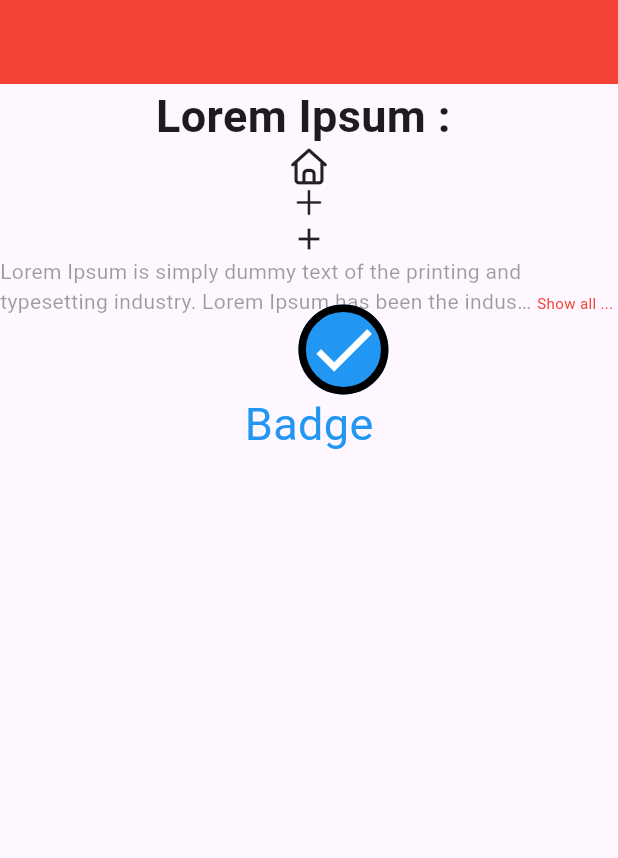
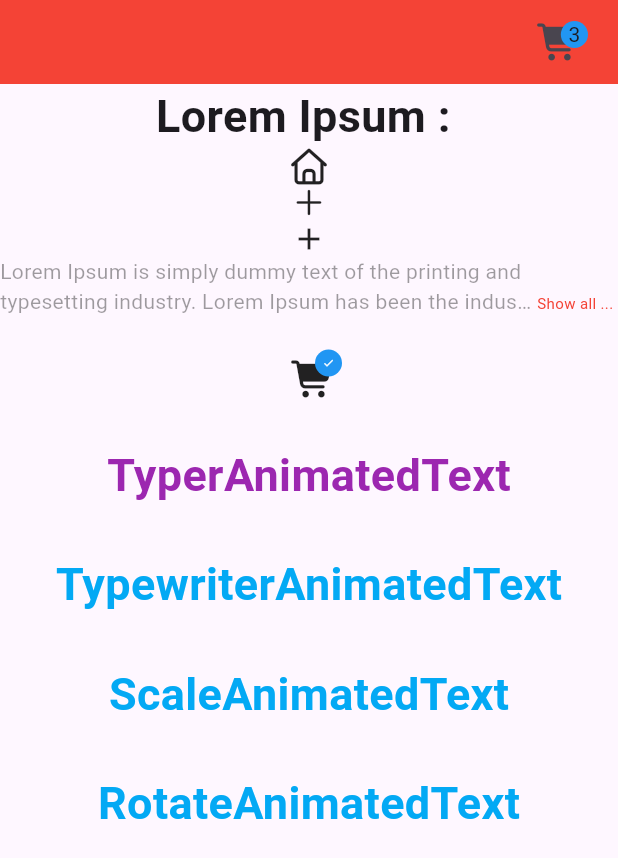
Before and after one commit to deyanzcoding/DeyanzFlutter, a Flutter app: the screen it shows after launch, on a phone screen of 412 x 824 dp. Shown: the top 858 px of the screen. Run offline on Flutter 3.47's test engine with Material 3 defaults, Android fonts, the light colour scheme and no system bars; drawn by our look-alikes of animated_text_kit, badges, readmore; our stand-ins replace font_awesome_flutter.

Commit message:
TextAnimatedKit practice

```diff
--- a/pub_dot_dev/lib/main.dart
+++ b/pub_dot_dev/lib/main.dart
@@ -1,3 +1,4 @@
+import 'package:animated_text_kit/animated_text_kit.dart';
 import 'package:badges/badges.dart' as badges;
 import 'package:flutter/cupertino.dart';
 import 'package:flutter/material.dart';
@@ -20,7 +21,33 @@ class _MyAppState extends State<MyApp> {
   Widget build(BuildContext context) {
     return MaterialApp(
       home: Scaffold(
-        appBar: AppBar(backgroundColor: Colors.red),
+        appBar: AppBar(backgroundColor: Colors.red,
+        actions: [
+          badges.Badge(
+            badgeContent: Text('3'),
+            badgeAnimation: badges.BadgeAnimation.fade(
+              animationDuration: Duration(seconds: 1),
+              colorChangeAnimationDuration: Duration(seconds: 1),
+              loopAnimation: false,
+              curve: Curves.fastOutSlowIn,
+              colorChangeAnimationCurve: Curves.easeInCubic,
+            ),
+            badgeStyle: badges.BadgeStyle(
+              shape: badges.BadgeShape.circle,
+              badgeColor: Colors.blue,
+              // borderSide: BorderSide(color: Colors.black, width: 5),
+              // borderGradient: badges.BadgeGradient.linear(
+              //   colors: [Colors.red, Colors.yellow],
+              //   begin: Alignment.topLeft,
+              //   end: Alignment.topRight,
+              // ),
+              elevation: 0,
+            ),
+            child: Icon(FontAwesomeIcons.cartShopping),
+          ),
+          SizedBox(width: 30,),
+        ],
+        ),
 
         body: SingleChildScrollView(
           child: Column(
@@ -44,9 +71,10 @@ class _MyAppState extends State<MyApp> {
                 lessStyle: TextStyle(color: Colors.red, fontSize: 10),
                 style: TextStyle(color: Colors.black38),
               ),
+              SizedBox(height: 30,),
               badges.Badge(
-                badgeContent: Icon(Icons.check, color: Colors.white, size: 50, ),
-                badgeAnimation: badges.BadgeAnimation.rotation(
+                badgeContent: Icon(Icons.check, color: Colors.white, size: 8, ),
+                badgeAnimation: badges.BadgeAnimation.fade(
                     animationDuration: Duration(seconds: 1),
                     colorChangeAnimationDuration: Duration(seconds: 1),
                   loopAnimation: false,
@@ -54,21 +82,57 @@ class _MyAppState extends State<MyApp> {
                   colorChangeAnimationCurve: Curves.easeInCubic,
                 ),
                 badgeStyle: badges.BadgeStyle(
-                  shape: badges.BadgeShape.instagram,
+                  shape: badges.BadgeShape.circle,
                   badgeColor: Colors.blue,
-                  borderSide: BorderSide(color: Colors.black, width: 5),
-                  borderGradient: badges.BadgeGradient.linear(
-                    colors: [Colors.red, Colors.yellow],
-                    begin: Alignment.topLeft,
-                    end: Alignment.topRight,
-                  ),
+                  // borderSide: BorderSide(color: Colors.black, width: 5),
+                  // borderGradient: badges.BadgeGradient.linear(
+                  //   colors: [Colors.red, Colors.yellow],
+                  //   begin: Alignment.topLeft,
+                  //   end: Alignment.topRight,
+                  // ),
                   elevation: 0,
                 ),
-                child: Padding(
-                  padding: const EdgeInsets.only(top: 50,),
-                  child: Text('Badge', style: TextStyle(color: Colors.blue, fontSize: 30),),
-                ),
+                child: Icon(FontAwesomeIcons.cartShopping),
               ),
+
+              SizedBox(height: 30,),
+
+              AnimatedTextKit(
+                animatedTexts: [
+                  TyperAnimatedText(
+                    'TyperAnimatedText',
+                    textStyle: TextStyle(fontSize: 30, fontWeight: FontWeight.bold, color: Colors.purple),
+                    speed: Duration(milliseconds: 500),
+                  ),
+                ],
+
+                totalRepeatCount: 4,
+                pause: Duration(milliseconds: 200),
+                displayFullTextOnTap: true,
+                stopPauseOnTap: true,
+              ),
+
+              SizedBox(height: 30,),
+
+              AnimatedTextKit(animatedTexts: [
+                TypewriterAnimatedText('TypewriterAnimatedText', textStyle:  TextStyle(fontSize: 30, fontWeight: FontWeight.bold, color: Colors.lightBlue))
+              ]),
+
+              SizedBox(height: 30,),
+
+
+              AnimatedTextKit(animatedTexts: [
+                ScaleAnimatedText('ScaleAnimatedText', textStyle:  TextStyle(fontSize: 30, fontWeight: FontWeight.bold, color: Colors.lightBlue))
+              ]),
+
+              SizedBox(height: 30,),
+
+              AnimatedTextKit(animatedTexts: [
+                RotateAnimatedText('RotateAnimatedText', textStyle:  TextStyle(fontSize: 30, fontWeight: FontWeight.bold, color: Colors.lightBlue))
+              ]),
+
+              SizedBox(height: 30,),
+
 
 
             ],
--- a/pub_dot_dev/pubspec.yaml
+++ b/pub_dot_dev/pubspec.yaml
@@ -37,6 +37,7 @@ dependencies:
   font_awesome_flutter: ^10.9.1
   readmore: ^3.0.0
   badges: ^3.1.2
+  animated_text_kit: ^4.2.2
 
 dev_dependencies:
   flutter_test:
```
Also changed, not shown: pub_dot_dev/pubspec.lock.
